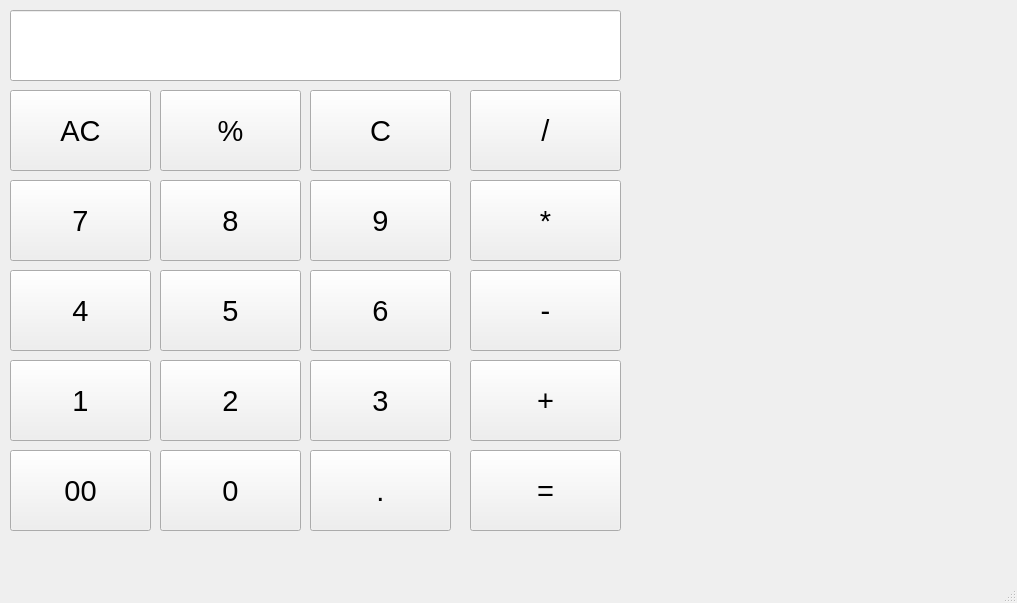
First picture: the form in src/Calc/mainwindow.ui, repository Aidahar/Calc_s21, before the edit.
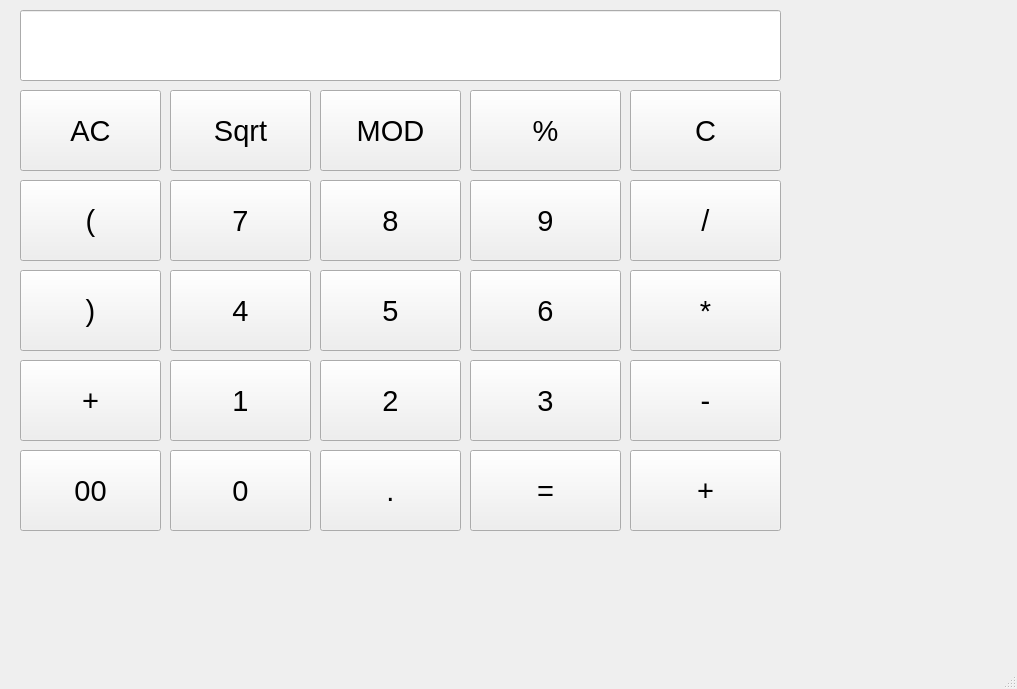
Second picture: the form after the edit. Icons and pictures are not drawn.

Commit message: add unar plus and minus

```diff
--- a/src/Calc/mainwindow.ui
+++ b/src/Calc/mainwindow.ui
@@ -7,7 +7,7 @@
     <x>0</x>
     <y>0</y>
     <width>1017</width>
-    <height>603</height>
+    <height>689</height>
    </rect>
   </property>
   <property name="windowTitle">
@@ -53,8 +53,8 @@
    <widget class="QPushButton" name="plus">
     <property name="geometry">
      <rect>
-      <x>470</x>
-      <y>360</y>
+      <x>630</x>
+      <y>450</y>
       <width>151</width>
       <height>81</height>
      </rect>
@@ -71,8 +71,8 @@
    <widget class="QPushButton" name="Minus">
     <property name="geometry">
      <rect>
-      <x>470</x>
-      <y>270</y>
+      <x>630</x>
+      <y>360</y>
       <width>151</width>
       <height>81</height>
      </rect>
@@ -89,8 +89,8 @@
    <widget class="QPushButton" name="Mul">
     <property name="geometry">
      <rect>
-      <x>470</x>
-      <y>180</y>
+      <x>630</x>
+      <y>270</y>
       <width>151</width>
       <height>81</height>
      </rect>
@@ -111,8 +111,8 @@
    <widget class="QPushButton" name="Del">
     <property name="geometry">
      <rect>
-      <x>470</x>
-      <y>90</y>
+      <x>630</x>
+      <y>180</y>
       <width>151</width>
       <height>81</height>
      </rect>
@@ -129,9 +129,9 @@
    <widget class="QPushButton" name="C">
     <property name="geometry">
      <rect>
-      <x>310</x>
+      <x>630</x>
       <y>90</y>
-      <width>141</width>
+      <width>151</width>
       <height>81</height>
      </rect>
     </property>
@@ -147,9 +147,9 @@
    <widget class="QPushButton" name="percent">
     <property name="geometry">
      <rect>
-      <x>160</x>
+      <x>470</x>
       <y>90</y>
-      <width>141</width>
+      <width>151</width>
       <height>81</height>
      </rect>
     </property>
@@ -165,7 +165,7 @@
    <widget class="QPushButton" name="AC">
     <property name="geometry">
      <rect>
-      <x>10</x>
+      <x>20</x>
       <y>90</y>
       <width>141</width>
       <height>81</height>
@@ -183,9 +183,9 @@
    <widget class="QPushButton" name="buton_9">
     <property name="geometry">
      <rect>
-      <x>310</x>
+      <x>470</x>
       <y>180</y>
-      <width>141</width>
+      <width>151</width>
       <height>81</height>
      </rect>
     </property>
@@ -201,7 +201,7 @@
    <widget class="QPushButton" name="button_8">
     <property name="geometry">
      <rect>
-      <x>160</x>
+      <x>320</x>
       <y>180</y>
       <width>141</width>
       <height>81</height>
@@ -219,7 +219,7 @@
    <widget class="QPushButton" name="button_7">
     <property name="geometry">
      <rect>
-      <x>10</x>
+      <x>170</x>
       <y>180</y>
       <width>141</width>
       <height>81</height>
@@ -237,7 +237,7 @@
    <widget class="QPushButton" name="button_4">
     <property name="geometry">
      <rect>
-      <x>10</x>
+      <x>170</x>
       <y>270</y>
       <width>141</width>
       <height>81</height>
@@ -255,7 +255,7 @@
    <widget class="QPushButton" name="button_5">
     <property name="geometry">
      <rect>
-      <x>160</x>
+      <x>320</x>
       <y>270</y>
       <width>141</width>
       <height>81</height>
@@ -273,9 +273,9 @@
    <widget class="QPushButton" name="button_6">
     <property name="geometry">
      <rect>
-      <x>310</x>
+      <x>470</x>
       <y>270</y>
-      <width>141</width>
+      <width>151</width>
       <height>81</height>
      </rect>
     </property>
@@ -291,7 +291,7 @@
    <widget class="QPushButton" name="button_1">
     <property name="geometry">
      <rect>
-      <x>10</x>
+      <x>170</x>
       <y>360</y>
       <width>141</width>
       <height>81</height>
@@ -309,7 +309,7 @@
    <widget class="QPushButton" name="button_2">
     <property name="geometry">
      <rect>
-      <x>160</x>
+      <x>320</x>
       <y>360</y>
       <width>141</width>
       <height>81</height>
@@ -327,9 +327,9 @@
    <widget class="QPushButton" name="button_3">
     <property name="geometry">
      <rect>
-      <x>310</x>
+      <x>470</x>
       <y>360</y>
-      <width>141</width>
+      <width>151</width>
       <height>81</height>
      </rect>
     </property>
@@ -345,7 +345,7 @@
    <widget class="QPushButton" name="button_00">
     <property name="geometry">
      <rect>
-      <x>10</x>
+      <x>20</x>
       <y>450</y>
       <width>141</width>
       <height>81</height>
@@ -363,7 +363,7 @@
    <widget class="QPushButton" name="button_0">
     <property name="geometry">
      <rect>
-      <x>160</x>
+      <x>170</x>
       <y>450</y>
       <width>141</width>
       <height>81</height>
@@ -381,7 +381,7 @@
    <widget class="QPushButton" name="button_tchk">
     <property name="geometry">
      <rect>
-      <x>310</x>
+      <x>320</x>
       <y>450</y>
       <width>141</width>
       <height>81</height>
@@ -399,9 +399,9 @@
    <widget class="QLineEdit" name="parsed_string">
     <property name="geometry">
      <rect>
-      <x>10</x>
+      <x>20</x>
       <y>10</y>
-      <width>611</width>
+      <width>761</width>
       <height>71</height>
      </rect>
     </property>
@@ -414,6 +414,96 @@
      <number>254</number>
     </property>
    </widget>
+   <widget class="QPushButton" name="Sqrt">
+    <property name="geometry">
+     <rect>
+      <x>170</x>
+      <y>90</y>
+      <width>141</width>
+      <height>81</height>
+     </rect>
+    </property>
+    <property name="font">
+     <font>
+      <pointsize>22</pointsize>
+     </font>
+    </property>
+    <property name="text">
+     <string>Sqrt</string>
+    </property>
+   </widget>
+   <widget class="QPushButton" name="Mod">
+    <property name="geometry">
+     <rect>
+      <x>320</x>
+      <y>90</y>
+      <width>141</width>
+      <height>81</height>
+     </rect>
+    </property>
+    <property name="font">
+     <font>
+      <pointsize>22</pointsize>
+     </font>
+    </property>
+    <property name="text">
+     <string>MOD</string>
+    </property>
+   </widget>
+   <widget class="QPushButton" name="L_BR">
+    <property name="geometry">
+     <rect>
+      <x>20</x>
+      <y>180</y>
+      <width>141</width>
+      <height>81</height>
+     </rect>
+    </property>
+    <property name="font">
+     <font>
+      <pointsize>22</pointsize>
+     </font>
+    </property>
+    <property name="text">
+     <string>(</string>
+    </property>
+   </widget>
+   <widget class="QPushButton" name="R_BR">
+    <property name="geometry">
+     <rect>
+      <x>20</x>
+      <y>270</y>
+      <width>141</width>
+      <height>81</height>
+     </rect>
+    </property>
+    <property name="font">
+     <font>
+      <pointsize>22</pointsize>
+     </font>
+    </property>
+    <property name="text">
+     <string>)</string>
+    </property>
+   </widget>
+   <widget class="QPushButton" name="UnarPL">
+    <property name="geometry">
+     <rect>
+      <x>20</x>
+      <y>360</y>
+      <width>141</width>
+      <height>81</height>
+     </rect>
+    </property>
+    <property name="font">
+     <font>
+      <pointsize>22</pointsize>
+     </font>
+    </property>
+    <property name="text">
+     <string>+</string>
+    </property>
+   </widget>
   </widget>
   <widget class="QMenuBar" name="menubar">
    <property name="geometry">
```
The commit also changes 2 other files.
